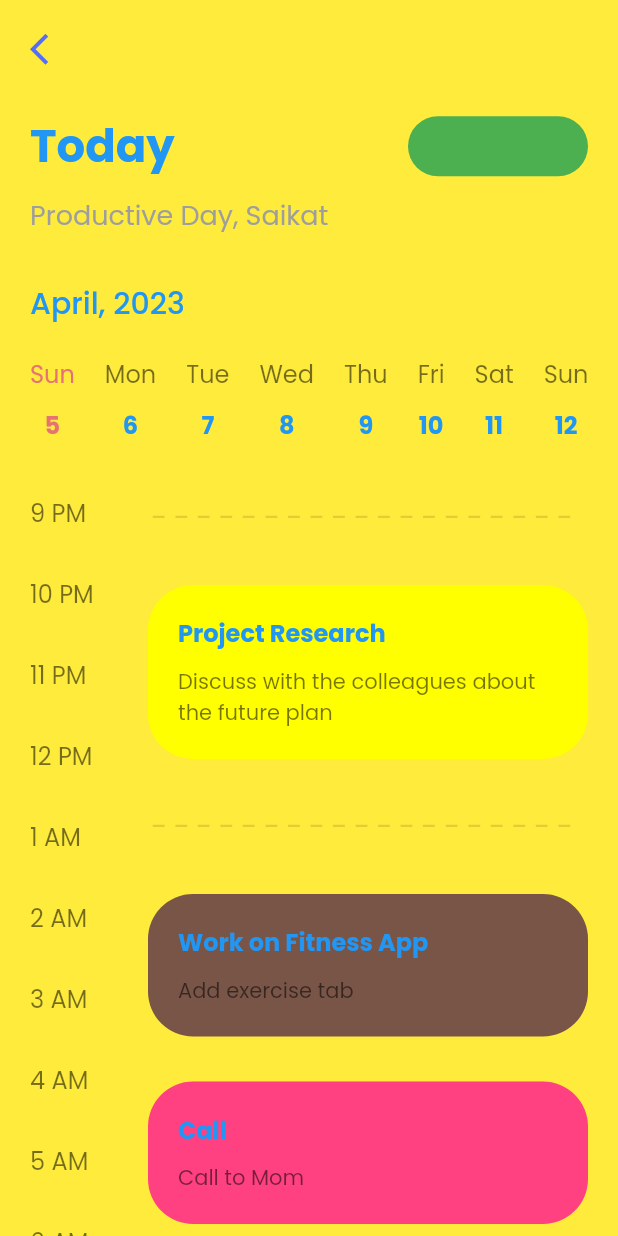
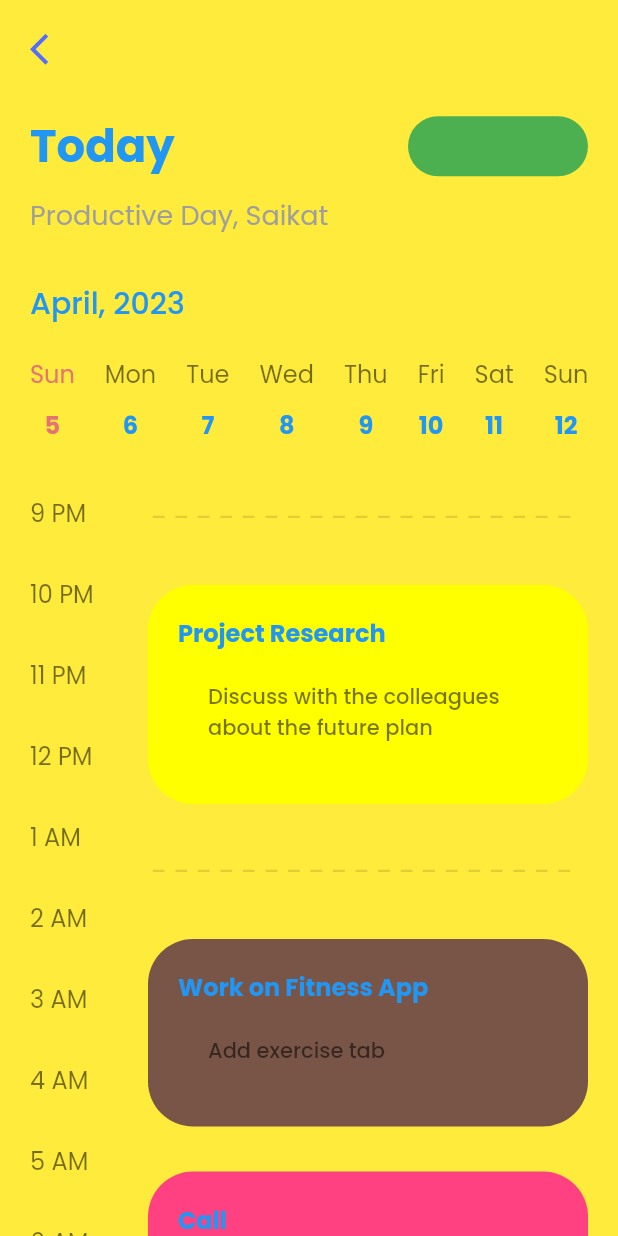
Before and after one commit to Saikat2407/Task-Manager_App, a Flutter app: the screen it shows after launch, after a tap on the "calendar today" icon, on a phone screen of 412 x 824 dp. Run offline on Flutter 3.47's test engine with Material 2 defaults, Android fonts, the phone set to English and light mode, and no system bars; our stand-ins replace percent_indicator.

Commit message:
modified in widget

```diff
--- a/lib/main.dart
+++ b/lib/main.dart
@@ -16,7 +16,7 @@ class MyApp extends StatelessWidget {
   @override
   Widget build(BuildContext context) {
     return MaterialApp(
-      title: 'Flutter Demo',
+      title: 'Flutter',
       theme: ThemeData(
         primarySwatch: Colors.blue,
         textTheme: Theme.of(context).textTheme.apply(
--- a/lib/screens/home_page.dart
+++ b/lib/screens/home_page.dart
@@ -34,7 +34,7 @@ class HomePage extends StatelessWidget {
   Widget build(BuildContext context) {
     double width = MediaQuery.of(context).size.width;
     return Scaffold(
-      backgroundColor: Colors.yellow,
+      backgroundColor: Colors.white,
       body: SafeArea(
         child: Column(
           children: <Widget>[
@@ -163,7 +163,7 @@ class HomePage extends StatelessWidget {
                               calendarIcon(),
                             ],
                           ),
-                          SizedBox(height: 15.0),
+                          SizedBox(height: 10.0,),
                           Row(
                             children: <Widget>[
                               ActiveProjectsCard(
@@ -181,7 +181,8 @@ class HomePage extends StatelessWidget {
                               ),
                             ],
                           ),
-                          SizedBox(height: 20.0),
+                          SizedBox(height: 20.0, width: 20.0),
+
                         ],
                       ),
                     ),
--- a/lib/widgets/active_project_card.dart
+++ b/lib/widgets/active_project_card.dart
@@ -20,8 +20,8 @@ class ActiveProjectsCard extends StatelessWidget {
       flex: 1,
       child: Container(
         margin: EdgeInsets.symmetric(vertical: 10.0),
-        padding: EdgeInsets.all(15.0),
-        height: 200,
+        padding: EdgeInsets.all(14.0),
+        height: 238,
         width: 300,
         decoration: BoxDecoration(
           color: cardColor,
--- a/lib/widgets/task_container.dart
+++ b/lib/widgets/task_container.dart
@@ -15,6 +15,9 @@ class TaskContainer extends StatelessWidget {
     return Container(
       margin: EdgeInsets.symmetric(vertical: 15.0),
       padding: EdgeInsets.all(20.0),
+      decoration: BoxDecoration(
+          color: boxColor,
+          borderRadius: BorderRadius.circular(30.0)),
 
       child: Column(
         crossAxisAlignment: CrossAxisAlignment.start,
@@ -28,21 +31,18 @@ class TaskContainer extends StatelessWidget {
           ),
 
           Padding(
-            padding: const EdgeInsets.only(top: 10.0),
+            padding: const EdgeInsets.all(20.0),
             child: Text(
               subtitle,
               style: TextStyle(
                 fontSize: 14.0,
                 color: Colors.black54,
-                fontWeight: FontWeight.w400,
+                fontWeight: FontWeight.w500,
               ),
             ),
           )
         ],
       ),
-      decoration: BoxDecoration(
-          color: boxColor,
-          borderRadius: BorderRadius.circular(30.0)),
     );
   }
 }
--- a/lib/widgets/top_container.dart
+++ b/lib/widgets/top_container.dart
@@ -13,12 +13,14 @@ class TopContainer extends StatelessWidget {
   @override
   Widget build(BuildContext context) {
     return Container(
-      padding: padding!=null ? padding : EdgeInsets.symmetric(horizontal: 20.0),
+      padding: padding!=null ? padding : EdgeInsets.symmetric(horizontal: 20.0, vertical: 20.0),
       decoration: BoxDecoration(
-          color: Colors.yellow,
+          color: Color(0xffffb969),
           borderRadius: BorderRadius.only(
             bottomRight: Radius.circular(40.0),
             bottomLeft: Radius.circular(40.0),
+            // topLeft: Radius.circular(40.0),
+            // topRight:  Radius.circular(40.0)
           )),
       height: height,
       width: width,
```
